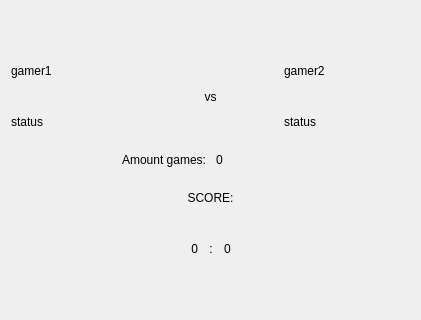
This is gamewidget.ui in ProfessorNik/Lab_3 as Qt 5 draws it before an edit. The edited form follows.
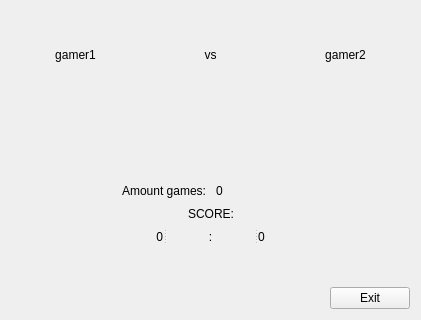
This is the edited form.

Patch:
```diff
--- a/gamewidget.ui
+++ b/gamewidget.ui
@@ -13,10 +13,7 @@
   <property name="windowTitle">
    <string>Form</string>
   </property>
-  <layout class="QVBoxLayout" name="verticalLayout_4">
-   <property name="spacing">
-    <number>11</number>
-   </property>
+  <layout class="QVBoxLayout" name="verticalLayout">
    <item>
     <spacer name="verticalSpacer_2">
      <property name="orientation">
@@ -27,8 +24,8 @@
      </property>
      <property name="sizeHint" stdset="0">
       <size>
-       <width>20</width>
-       <height>40</height>
+       <width>17</width>
+       <height>37</height>
       </size>
      </property>
     </spacer>
@@ -36,22 +33,14 @@
    <item>
     <layout class="QHBoxLayout" name="horizontalLayout">
      <item>
-      <layout class="QVBoxLayout" name="verticalLayout">
-       <item>
         <widget class="QLabel" name="nameG1">
          <property name="text">
           <string>gamer1</string>
          </property>
-        </widget>
-       </item>
-       <item>
-        <widget class="QLabel" name="statusG1">
-         <property name="text">
-          <string>status</string>
-         </property>
-        </widget>
-       </item>
-      </layout>
+       <property name="alignment">
+        <set>Qt::AlignCenter</set>
+       </property>
+      </widget>
      </item>
      <item>
       <widget class="QLabel" name="vs">
@@ -64,24 +53,32 @@
       </widget>
      </item>
      <item>
-      <layout class="QVBoxLayout" name="verticalLayout_2">
-       <item>
         <widget class="QLabel" name="nameG2">
          <property name="text">
           <string>gamer2</string>
          </property>
-        </widget>
+       <property name="alignment">
+        <set>Qt::AlignCenter</set>
+       </property>
+      </widget>
+     </item>
+    </layout>
        </item>
        <item>
-        <widget class="QLabel" name="statusG2">
-         <property name="text">
-          <string>status</string>
-         </property>
-        </widget>
-       </item>
-      </layout>
-     </item>
-    </layout>
+    <spacer name="verticalSpacer_3">
+     <property name="orientation">
+      <enum>Qt::Vertical</enum>
+     </property>
+     <property name="sizeType">
+      <enum>QSizePolicy::Expanding</enum>
+     </property>
+     <property name="sizeHint" stdset="0">
+      <size>
+       <width>20</width>
+       <height>40</height>
+      </size>
+     </property>
+    </spacer>
    </item>
    <item>
     <layout class="QHBoxLayout" name="horizontalLayout_2">
@@ -123,7 +120,20 @@
     </layout>
    </item>
    <item>
-    <layout class="QVBoxLayout" name="verticalLayout_3">
+    <layout class="QHBoxLayout" name="horizontalLayout_3">
+     <item>
+      <spacer name="horizontalSpacer_5">
+       <property name="orientation">
+        <enum>Qt::Horizontal</enum>
+       </property>
+       <property name="sizeHint" stdset="0">
+        <size>
+         <width>40</width>
+         <height>20</height>
+        </size>
+       </property>
+      </spacer>
+     </item>
      <item>
       <widget class="QLabel" name="SCORE">
        <property name="text">
@@ -135,8 +145,25 @@
       </widget>
      </item>
      <item>
-      <layout class="QHBoxLayout" name="horizontalLayout_3">
+      <spacer name="horizontalSpacer_4">
+       <property name="orientation">
+        <enum>Qt::Horizontal</enum>
+       </property>
+       <property name="sizeHint" stdset="0">
+        <size>
+         <width>40</width>
+         <height>20</height>
+        </size>
+       </property>
+      </spacer>
+     </item>
+    </layout>
+   </item>
        <item>
+    <widget class="QSplitter" name="splitter">
+     <property name="orientation">
+      <enum>Qt::Horizontal</enum>
+     </property>
         <widget class="QLabel" name="scoreG1">
          <property name="sizePolicy">
           <sizepolicy hsizetype="Expanding" vsizetype="Preferred">
@@ -151,8 +178,6 @@
           <set>Qt::AlignRight|Qt::AlignTrailing|Qt::AlignVCenter</set>
          </property>
         </widget>
-       </item>
-       <item>
         <widget class="QLabel" name="label_2">
          <property name="sizePolicy">
           <sizepolicy hsizetype="Minimum" vsizetype="Preferred">
@@ -167,8 +192,6 @@
           <set>Qt::AlignCenter</set>
          </property>
         </widget>
-       </item>
-       <item>
         <widget class="QLabel" name="scoreG2">
          <property name="sizePolicy">
           <sizepolicy hsizetype="Expanding" vsizetype="Preferred">
@@ -183,10 +206,7 @@
           <set>Qt::AlignLeading|Qt::AlignLeft|Qt::AlignVCenter</set>
          </property>
         </widget>
-       </item>
-      </layout>
-     </item>
-    </layout>
+    </widget>
    </item>
    <item>
     <spacer name="verticalSpacer">
@@ -198,12 +218,36 @@
      </property>
      <property name="sizeHint" stdset="0">
       <size>
-       <width>20</width>
-       <height>40</height>
+       <width>17</width>
+       <height>37</height>
       </size>
      </property>
     </spacer>
    </item>
+   <item>
+    <layout class="QHBoxLayout" name="horizontalLayout_4">
+     <item>
+      <spacer name="horizontalSpacer">
+       <property name="orientation">
+        <enum>Qt::Horizontal</enum>
+       </property>
+       <property name="sizeHint" stdset="0">
+        <size>
+         <width>40</width>
+         <height>20</height>
+        </size>
+       </property>
+      </spacer>
+     </item>
+     <item>
+      <widget class="QPushButton" name="exitButton">
+       <property name="text">
+        <string>Exit</string>
+       </property>
+      </widget>
+     </item>
+    </layout>
+   </item>
   </layout>
  </widget>
  <resources/>
```
Lines whose indentation alone changed are shown as unchanged.
